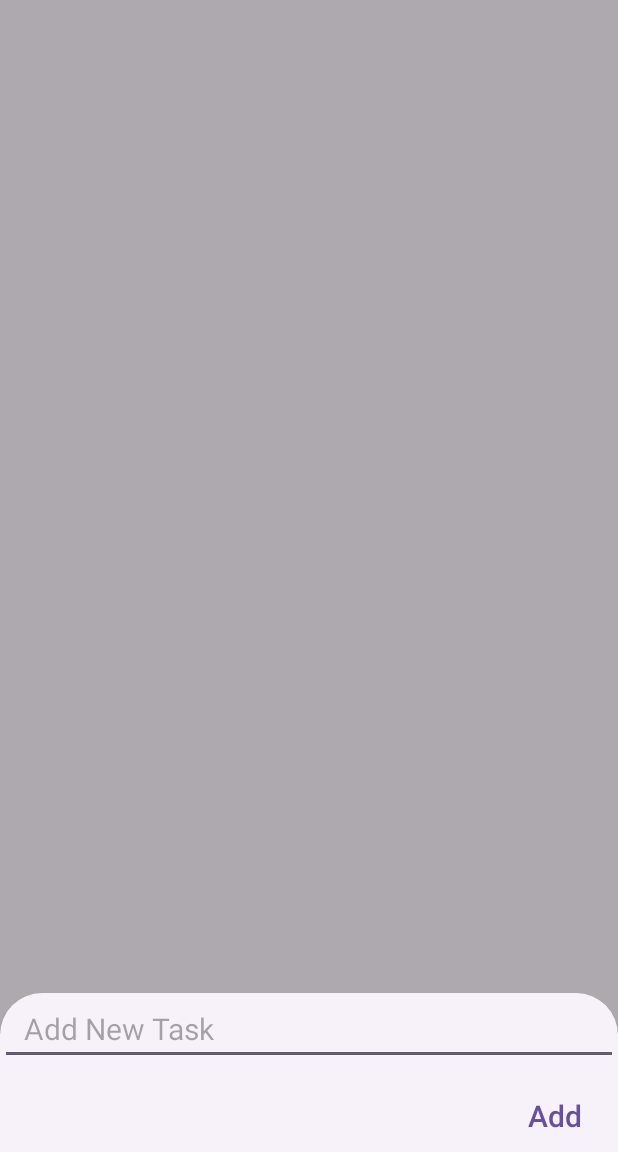
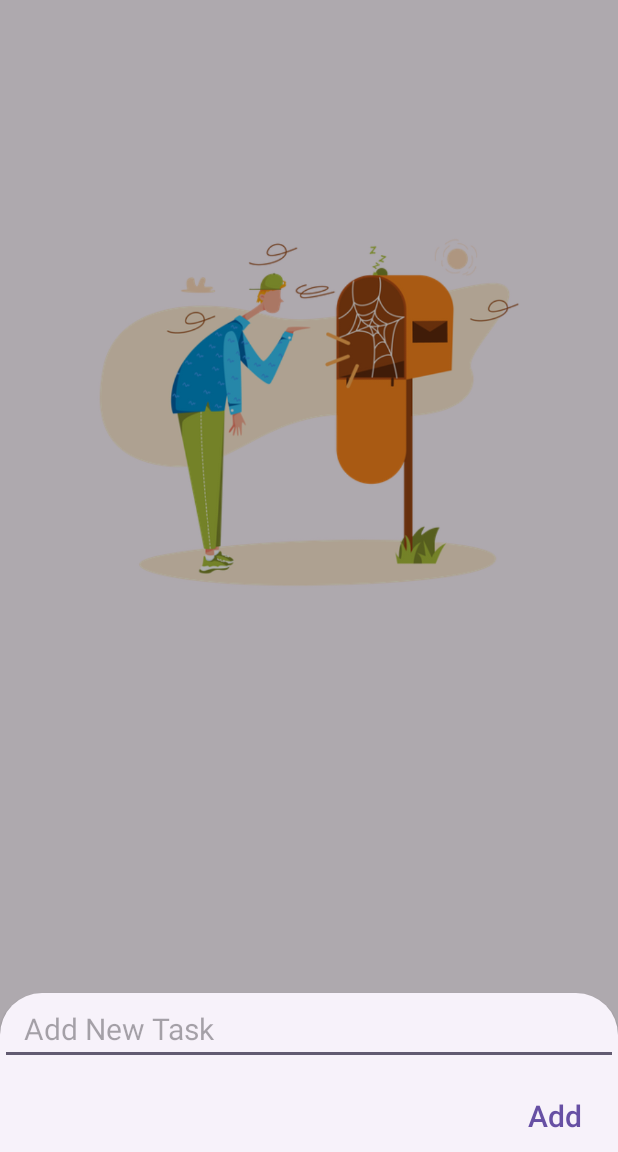
Before and after one commit to Mohamed8Zanaty/To-Do-List, an Android app: the screen it shows after launch (MainActivity), after a tap on "TODO", on a phone screen of 412 x 824 dp, the part 84-1236 px from its top. Run offline under Robolectric (Android 15) with nearby library versions, the phone set to English and light mode, and no system bars; libraries missing offline, so code that uses them is left out: it.xabaras.android.

Commit message:
Add Empty list screen and edit Readme

```diff
--- a/app/src/main/java/com/creator/todolist/AddNewTaskFragment.kt
+++ b/app/src/main/java/com/creator/todolist/AddNewTaskFragment.kt
@@ -24,6 +24,7 @@ class AddNewTaskFragment : BottomSheetDialogFragment() {
 
     companion object {
         val TAG = "AddNewTask"
+        var isEmpty = false
         fun newInstance(): AddNewTaskFragment {
             return AddNewTaskFragment()
         }
@@ -91,6 +92,7 @@ class AddNewTaskFragment : BottomSheetDialogFragment() {
                 db.addTask(item)
             }
             dismiss()
+            isEmpty = true
         }
     }
 
--- a/app/src/main/java/com/creator/todolist/MainActivity.kt
+++ b/app/src/main/java/com/creator/todolist/MainActivity.kt
@@ -3,7 +3,10 @@ package com.creator.todolist
 import android.content.ClipData
 import android.content.DialogInterface
 import android.os.Bundle
+import android.view.View
+import android.widget.ImageView
 import androidx.activity.enableEdgeToEdge
+import androidx.activity.result.contract.ActivityResultContracts
 import androidx.appcompat.app.AppCompatActivity
 import androidx.core.view.ViewCompat
 import androidx.core.view.WindowInsetsCompat
@@ -23,6 +26,7 @@ class MainActivity : AppCompatActivity() , OnDialogCloseListener{
     lateinit var db : DatabaseHelper
     lateinit var tasks : List<Task>
     lateinit var adapter: ToDoAdapter
+    lateinit var emptylist : ImageView
     override fun onCreate(savedInstanceState: Bundle?) {
         super.onCreate(savedInstanceState)
         enableEdgeToEdge()
@@ -32,28 +36,58 @@ class MainActivity : AppCompatActivity() , OnDialogCloseListener{
             v.setPadding(systemBars.left, systemBars.top, systemBars.right, systemBars.bottom)
             insets
         }
+        initViews()
+        setupRecyclerView()
+        setupClickListeners()
+        loadTasks()
+    }
+
+    override fun onDialogClose(dialog: DialogInterface) {
+        loadTasks()
+
+    }
+    private fun initViews() {
+        emptylist = findViewById(R.id.empty_list)
         tasksRecycle = findViewById(R.id.tasks)
+        addTaskBtn = findViewById(R.id.add_task_btn)
+    }
+    private fun setupRecyclerView() {
         tasksRecycle.setHasFixedSize(true)
         tasksRecycle.layoutManager = LinearLayoutManager(this)
-        addTaskBtn = findViewById(R.id.add_task_btn)
+
         db = DatabaseHelper(this)
-        tasks = listOf()
-        tasks = db.getAllTasks()
-        tasks = tasks.reversed()
-        adapter = ToDoAdapter(this, tasks.toMutableList(), db)
+        adapter = ToDoAdapter(this, mutableListOf(), db)
         tasksRecycle.adapter = adapter
 
-        addTaskBtn.setOnClickListener {
-            AddNewTaskFragment.newInstance().show(supportFragmentManager, AddNewTaskFragment.TAG)
+        // Set up empty state callback
+        adapter.onEmptyState = { isEmpty ->
+            updateEmptyStateVisibility(isEmpty)
         }
+
         val touchHelper = ItemTouchHelper(RecyclerViewTouchHelper(adapter))
         touchHelper.attachToRecyclerView(tasksRecycle)
     }
 
-    override fun onDialogClose(dialog: DialogInterface) {
-        tasks = db.getAllTasks()
-        tasks = tasks.reversed()
-        adapter.tasks = tasks.toMutableList()
-        adapter.notifyDataSetChanged()
+    private fun setupClickListeners() {
+        addTaskBtn.setOnClickListener {
+            AddNewTaskFragment.newInstance().show(supportFragmentManager, AddNewTaskFragment.TAG)
+        }
     }
+
+    private fun loadTasks() {
+        tasks = db.getAllTasks().reversed()
+        adapter.updateTasks(tasks.toMutableList())
+        updateEmptyStateVisibility(tasks.isEmpty())
+    }
+
+    private fun updateEmptyStateVisibility(isEmpty: Boolean) {
+        if (isEmpty) {
+            emptylist.visibility = View.VISIBLE
+            tasksRecycle.visibility = View.GONE
+        } else {
+            emptylist.visibility = View.GONE
+            tasksRecycle.visibility = View.VISIBLE
+        }
+    }
+
 }
--- a/app/src/main/java/com/creator/todolist/adapter/ToDoAdapter.kt
+++ b/app/src/main/java/com/creator/todolist/adapter/ToDoAdapter.kt
@@ -18,6 +18,7 @@ class ToDoAdapter(
     var tasks : MutableList<Task>,
     val db : DatabaseHelper
 ) : RecyclerView.Adapter<ToDoAdapter.ViewHolder>() {
+    var onEmptyState: ((isEmpty: Boolean) -> Unit)? = null
 
     override fun onCreateViewHolder(
         parent: ViewGroup,
@@ -49,11 +50,17 @@ class ToDoAdapter(
         db.deleteTask(task.id)
         tasks.removeAt(position)
         notifyItemRemoved(position)
+        onEmptyState?.invoke(tasks.isEmpty())
     }
     fun toBoolean(n: Int) = n != 0
 
     override fun getItemCount(): Int {
         return tasks.size
+    }
+    fun updateTasks(newTasks: MutableList<Task>) {
+        tasks = newTasks
+        notifyDataSetChanged()
+        onEmptyState?.invoke(tasks.isEmpty())
     }
     fun editTask(position: Int) {
         val item = tasks.get(position)
@@ -66,6 +73,7 @@ class ToDoAdapter(
         task.show(activity.supportFragmentManager, task.tag)
 
     }
+
     class ViewHolder(itemView : View) : RecyclerView.ViewHolder(itemView) {
         val checkbox = itemView.findViewById<CheckBox>(R.id.checkbox)
     }
--- a/app/src/main/res/layout/activity_main.xml
+++ b/app/src/main/res/layout/activity_main.xml
@@ -22,6 +22,17 @@
         android:layout_below="@id/app_title"
         android:nestedScrollingEnabled="true"
         android:layout_marginTop="20dp"/>
+
+    <ImageView
+        android:layout_marginTop="50dp"
+        android:layout_below="@id/app_title"
+        android:visibility="gone"
+        android:layout_width="wrap_content"
+        android:layout_height="wrap_content"
+        android:id="@+id/empty_list"
+        android:src="@drawable/img">
+
+    </ImageView>
     <com.google.android.material.floatingactionbutton.FloatingActionButton
         android:id="@+id/add_task_btn"
         android:layout_width="wrap_content"
```
Also changed, not shown: app/src/main/res/drawable/img.png (added), 1 other file.
